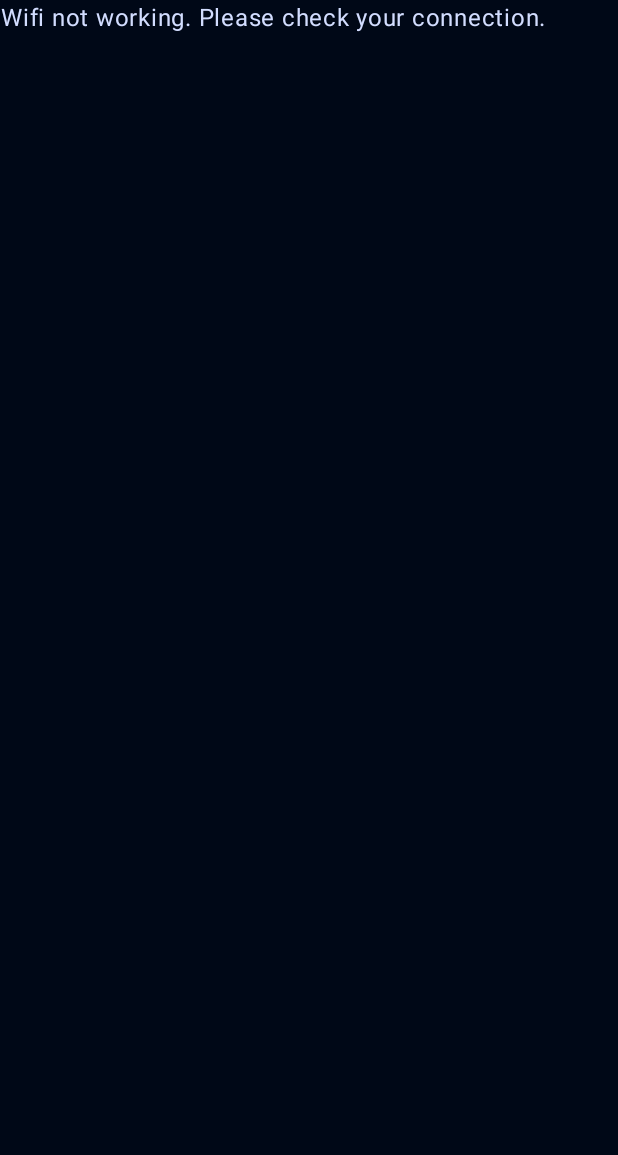
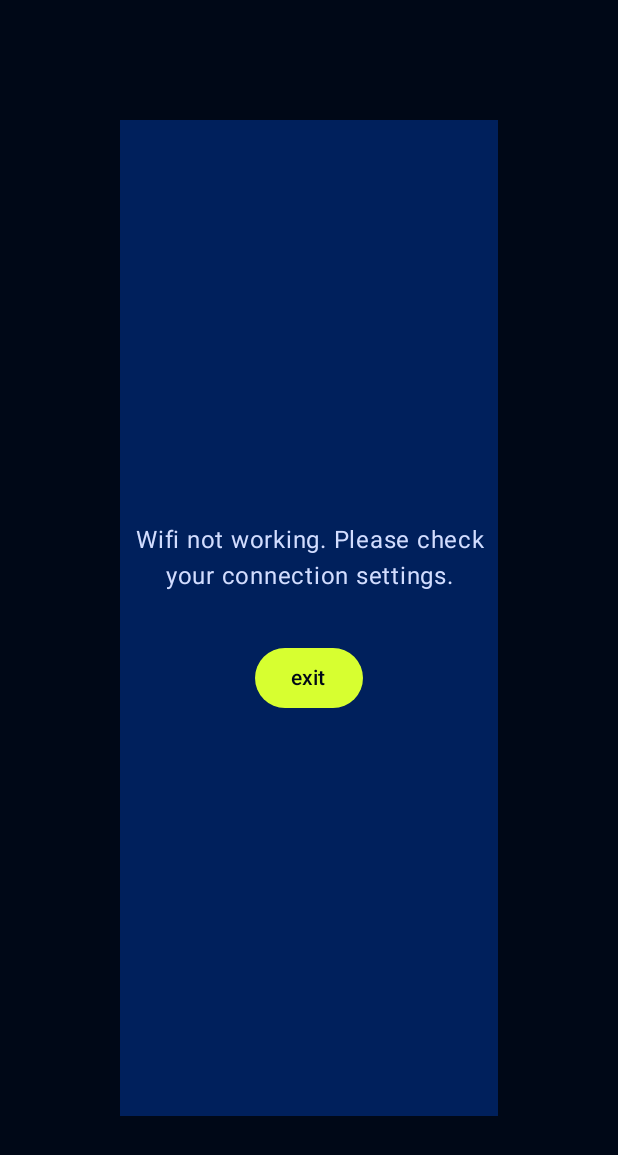
Before and after one commit to scottbiggs/Pauls_app, an Android app built with Jetpack Compose: the screen it shows after launch (MainActivity), on a phone screen of 412 x 824 dp. Shown: the top 1155 px of the screen. Run offline under Robolectric (Android 15) with nearby library versions, the phone set to English and light mode, and no system bars.

Commit message:
ui for handling errors while testing the philips hue bridge. framework for initializing the bridge.  and of course, a little refactoring.

```diff
--- a/app/src/main/java/com/sleepfuriously/paulsapp/MainActivity.kt
+++ b/app/src/main/java/com/sleepfuriously/paulsapp/MainActivity.kt
@@ -15,9 +15,12 @@ import androidx.compose.foundation.background
 import androidx.compose.foundation.layout.Arrangement
 import androidx.compose.foundation.layout.Box
 import androidx.compose.foundation.layout.Column
+import androidx.compose.foundation.layout.Spacer
 import androidx.compose.foundation.layout.fillMaxSize
 import androidx.compose.foundation.layout.fillMaxWidth
+import androidx.compose.foundation.layout.height
 import androidx.compose.foundation.layout.padding
+import androidx.compose.foundation.layout.wrapContentHeight
 import androidx.compose.material3.Button
 import androidx.compose.material3.CircularProgressIndicator
 import androidx.compose.material3.MaterialTheme
@@ -70,7 +73,7 @@ class MainActivity : ComponentActivity() {
     private lateinit var viewModel: MainViewModel
 
     /** accessor for splash screen viewmodel */
-    private val splashViewmodel by viewModels<SplashViewModel>()
+    private val splashViewmodel by viewModels<SplashViewmodel>()
 
 
     //----------------------------
@@ -130,7 +133,7 @@ class MainActivity : ComponentActivity() {
 
                         TestStatus.TEST_BAD -> {
                             ManualInit(
-                                viewModel = splashViewmodel,
+                                splashViewmodel = splashViewmodel,
                                 wifiWorking = wifiWorking ?: false,
                                 ipSet = bridgeIpSet ?: false,
                                 ipWorking = bridgeIpWorking ?: false,
@@ -282,7 +285,7 @@ class MainActivity : ComponentActivity() {
     @Composable
     private fun ManualInit(
         modifier : Modifier = Modifier,
-        viewModel: SplashViewModel,
+        splashViewmodel: SplashViewmodel,
         wifiWorking: Boolean,
         ipSet: Boolean,
         ipWorking: Boolean,
@@ -298,52 +301,114 @@ class MainActivity : ComponentActivity() {
         // Any problems with the philips hue stuff?
         else if (philipsHueTest != TestStatus.TEST_GOOD) {
             if (ipSet == false) {
-                PhilipsHueIpNotSet(modifier)
+                PhilipsHueIpNotSet(modifier, splashViewmodel)
             }
             else if (ipWorking == false) {
-                PhilipsHueIpNotWorking(modifier)
+                PhilipsHueIpNotWorking(modifier, splashViewmodel)
             }
             else if (tokenSet == false) {
-                PhilipsHueTokenNotSet(modifier)
+                PhilipsHueTokenNotSet(modifier, splashViewmodel)
             }
             else if (tokenWorking == false) {
-                PhilipsHueTokenNotWorking(modifier)
+                PhilipsHueTokenNotWorking(modifier, splashViewmodel)
             }
         }
         else {
-            SimpleBoxMessage(modifier, stringResource(id = R.string.improper_screen))
+            // This should not happen.  But if it does, a message will appear
+            // with an exit button.
+            SimpleBoxMessage(
+                modifier,
+                stringResource(id = R.string.improper_screen),
+                { finish() },
+                stringResource(id = R.string.exit)
+            )
         }
     }
 
     @Composable
     private fun WifiNotWorking(modifier: Modifier = Modifier) {
-        SimpleBoxMessage(modifier, stringResource(id = R.string.wifi_not_working))
+        SimpleBoxMessage(modifier,
+            stringResource(id = R.string.wifi_not_working),
+            { finish() },
+            stringResource(id = R.string.exit)
+        )
     }
 
     @Composable
-    private fun PhilipsHueIpNotSet(modifier: Modifier) {
-        SimpleBoxMessage(modifier, stringResource(id = R.string.philips_hue_bridge_ip_not_set))
+    private fun PhilipsHueIpNotSet(modifier: Modifier, splashViewModel: SplashViewmodel) {
+        SimpleBoxMessage(
+            modifier,
+            stringResource(id = R.string.philips_hue_bridge_ip_not_set),
+            {splashViewModel.initializePhilipsHue(this)},
+            stringResource(id = R.string.initialize_philips_hue)
+        )
     }
 
     @Composable
-    private fun PhilipsHueIpNotWorking(modifier: Modifier) {
-        SimpleBoxMessage(modifier, stringResource(id = R.string.philips_hue_ip_not_working))
+    private fun PhilipsHueIpNotWorking(modifier: Modifier, splashViewModel: SplashViewmodel) {
+        SimpleBoxMessage(
+            modifier,
+            stringResource(id = R.string.philips_hue_ip_not_working),
+            {splashViewModel.initializePhilipsHue(this)},
+            stringResource(id = R.string.initialize_philips_hue)
+        )
     }
 
     @Composable
-    private fun PhilipsHueTokenNotSet(modifier: Modifier) {
-        SimpleBoxMessage(modifier, stringResource(id = R.string.philips_hue_token_not_set))
+    private fun PhilipsHueTokenNotSet(modifier: Modifier, splashViewModel: SplashViewmodel) {
+        SimpleBoxMessage(
+            modifier,
+            stringResource(id = R.string.philips_hue_token_not_set),
+            {splashViewModel.initializePhilipsHue(this)},
+            stringResource(id = R.string.initialize_philips_hue)
+        )
     }
 
     @Composable
-    private fun PhilipsHueTokenNotWorking(modifier: Modifier) {
-        SimpleBoxMessage(modifier, stringResource(id = R.string.philips_hue_token_not_working))
+    private fun PhilipsHueTokenNotWorking(modifier: Modifier, splashViewModel: SplashViewmodel) {
+        SimpleBoxMessage(
+            modifier,
+            stringResource(id = R.string.philips_hue_token_not_working),
+            {splashViewModel.initializePhilipsHue(this)},
+            stringResource(id = R.string.initialize_philips_hue)
+        )
     }
 
+    /**
+     * @param   msgText        Message to display
+     * @param   onClick     Function to run when the button is clicked.
+     */
     @Composable
-    fun SimpleBoxMessage(modifier: Modifier = Modifier, text : String = "error") {
-        Box(modifier = modifier.fillMaxSize()) {
-            Text(textAlign = TextAlign.Center, text = text)
+    fun SimpleBoxMessage(
+        modifier: Modifier = Modifier,
+        msgText: String = "error",
+        onClick: () -> Unit,
+        buttonText: String
+        ) {
+        Box(modifier = modifier
+            .fillMaxSize()
+            .padding(80.dp)
+            .background(MaterialTheme.colorScheme.tertiary),
+            contentAlignment = Alignment.Center
+        ) {
+            Column(
+                modifier = Modifier.fillMaxWidth(),
+                horizontalAlignment = Alignment.CenterHorizontally
+            ) {
+                Text(
+                    textAlign = TextAlign.Center,
+                    text = msgText,
+                    color = MaterialTheme.colorScheme.onTertiary,
+                    modifier = modifier
+                        .wrapContentHeight()
+                )
+                Spacer(modifier = Modifier.height(32.dp))
+                Button(
+                    onClick = onClick
+                ) {
+                    Text(buttonText)
+                }
+            }
         }
     }
 
--- a/app/src/main/java/com/sleepfuriously/paulsapp/SplashViewModel.kt
+++ b/app/src/main/java/com/sleepfuriously/paulsapp/SplashViewmodel.kt
@@ -30,7 +30,7 @@ import kotlinx.coroutines.launch
  *
  * 3. todo - all other IoT devices
  */
-class SplashViewModel : ViewModel() {
+class SplashViewmodel : ViewModel() {
 
     //-------------------------
     //  class data
@@ -133,6 +133,13 @@ class SplashViewModel : ViewModel() {
         }
     }
 
+    /**
+     * Begins the logical part of initializing the philips hue bridge.
+     */
+    fun initializePhilipsHue(ctx: Context) {
+        // todo
+    }
+
     //-------------------------
     //  private functions
     //-------------------------
--- a/app/src/main/res/values/strings.xml
+++ b/app/src/main/res/values/strings.xml
@@ -15,13 +15,16 @@
     <string name="enter_ip">Bridge Ip</string>
     <string name="enter_ip_hint">Enter the bridge ip from the Philips Hue app</string>
     <string name="improper_screen">error - ManualInit() screen should never display</string>
-    <string name="wifi_not_working">Wifi not working.  Please check your connection.</string>
-    <string name="philips_hue_bridge_ip_not_set">Cannot find the bridge ip in our saved settings</string>
-    <string name="philips_hue_ip_not_working">The Philips Hue bridge is not responding to the current address.</string>
-    <string name="philips_hue_token_not_set">Cannot find the name/token for the Philips Hue Bridge.
-        Please initialize this app to the Bridge.</string>
+    <string name="wifi_not_working">Wifi not working.  Please check your connection settings.</string>
+    <string name="philips_hue_bridge_ip_not_set">Cannot find the Philips Hue bridge.\n
+        Tap the button to initialize your Philips Hue devices.</string>
+    <string name="philips_hue_ip_not_working">The Philips Hue bridge is not responding to the current address.\n
+        Tap the button to re-initialize your Philips Hue devices</string>
+    <string name="philips_hue_token_not_set">Cannot find the name/token for the Philips Hue Bridge.\n
+        Tap the button to initialize your Philips Hue devices.</string>
     <string name="philips_hue_token_not_working">The current name/token is not recognized by the Philips Hue Bridge.
-        Please re-initialize this app to the bridge.</string>
+        Tap the button to re-initialize your Philips Hue devices</string>
+    <string name="initialize_philips_hue">Initialize Philips Hue</string>
 
 
     <!-- basics -->
@@ -29,4 +32,6 @@
     <string name="no">no</string>
     <string name="cancel" tools:ignore="ButtonCase">cancel</string>
     <string name="ok" tools:ignore="ButtonCase">ok</string>
+    <string name="exit">exit</string>
+
 </resources>
```
